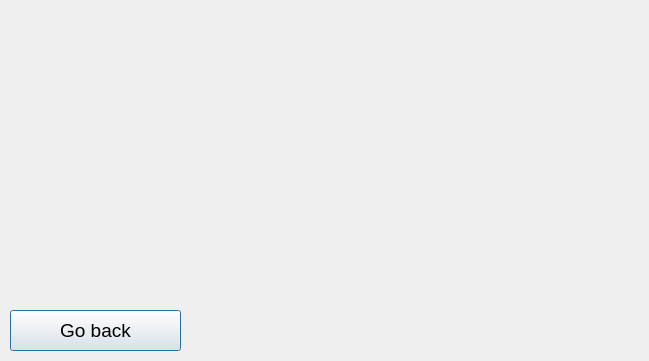
Before: the Qt Designer form Helix/GUI/secdialog.ui in evertheylen/TA_TO, drawn with Qt 5.
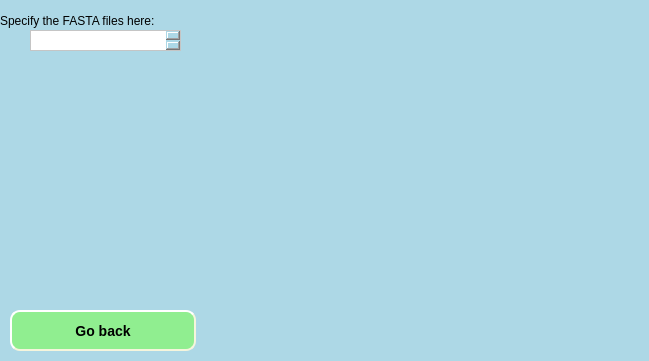
After: the same form once the commit is applied. Icons and pictures are not drawn.

```diff
--- a/Helix/GUI/secdialog.ui
+++ b/Helix/GUI/secdialog.ui
@@ -13,21 +13,36 @@
   <property name="windowTitle">
    <string>Dialog</string>
   </property>
+  <property name="styleSheet">
+   <string notr="true">background-color: lightblue;</string>
+  </property>
   <widget class="QPushButton" name="pushButton">
    <property name="geometry">
     <rect>
      <x>10</x>
      <y>310</y>
-     <width>171</width>
+     <width>186</width>
      <height>41</height>
     </rect>
    </property>
    <property name="font">
     <font>
-     <family>Arial</family>
-     <pointsize>14</pointsize>
+     <pointsize>-1</pointsize>
+     <weight>75</weight>
+     <italic>false</italic>
+     <bold>true</bold>
     </font>
    </property>
+   <property name="styleSheet">
+    <string notr="true">background-color: lightgreen;
+    border-style: outset;
+    border-width: 2px;
+    border-radius: 10px;
+    border-color: beige;
+    font: bold 14px;
+    min-width: 10em;
+    padding: 6px;</string>
+   </property>
    <property name="text">
     <string>Go back</string>
    </property>
@@ -41,6 +56,52 @@
     <bool>false</bool>
    </property>
   </widget>
+  <widget class="QLabel" name="label">
+   <property name="geometry">
+    <rect>
+     <x>550</x>
+     <y>0</y>
+     <width>91</width>
+     <height>41</height>
+    </rect>
+   </property>
+   <property name="text">
+    <string/>
+   </property>
+   <property name="pixmap">
+    <pixmap resource="logo.qrc">:/:/logos/HELIX2_negatief.png</pixmap>
+   </property>
+   <property name="scaledContents">
+    <bool>true</bool>
+   </property>
+  </widget>
+  <widget class="QLabel" name="label_2">
+   <property name="geometry">
+    <rect>
+     <x>0</x>
+     <y>10</y>
+     <width>181</width>
+     <height>21</height>
+    </rect>
+   </property>
+   <property name="text">
+    <string>Specify the FASTA files here:</string>
+   </property>
+  </widget>
+  <widget class="QPlainTextEdit" name="plainTextEdit">
+   <property name="geometry">
+    <rect>
+     <x>30</x>
+     <y>30</y>
+     <width>151</width>
+     <height>21</height>
+    </rect>
+   </property>
+   <property name="styleSheet">
+    <string notr="true">background-color: white;
+</string>
+   </property>
+  </widget>
  </widget>
  <resources/>
  <connections/>
```
Left out of the diff: 4 changed lines with no effect on the pictures.
